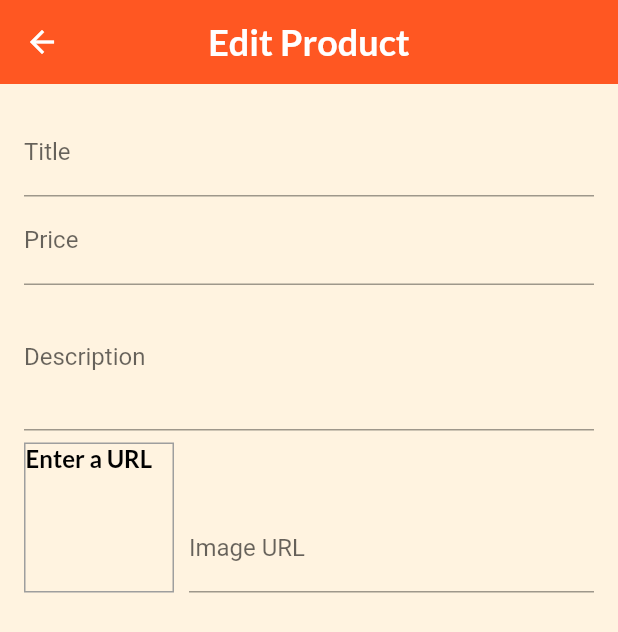
After one commit to gunumdogdu/shop_app, a Flutter app: the EditProductScreen screen opened by its route, on a phone screen of 412 x 824 dp. The commit adds this screen. Shown: the top 632 px of the screen. Run offline on Flutter 3.47's test engine with Material 2 defaults, Android fonts, the phone set to English and light mode, and no system bars; network calls fail.

Commit message:
edit product

```diff
--- a/lib/main.dart
+++ b/lib/main.dart
@@ -8,6 +8,7 @@ import './screens/cart_screen.dart';
 import './providers/cart.dart';
 import './screens/orders_screen.dart';
 import './screens/user_products_screen.dart';
+import './screens/edit_product_screen.dart';
 
 void main() => runApp(MyApp());
 
@@ -99,6 +100,7 @@ class MyApp extends StatelessWidget {
           CartScreen.routeName: (ctx) => CartScreen(),
           OrdersScreen.routeName: (ctx) => OrdersScreen(),
           UserProductsScreen.routeName: (ctx) => UserProductsScreen(),
+          EditProductScreen.routeName: (ctx) => EditProductScreen(),
         },
       ),
     );
--- /dev/null
+++ b/lib/screens/edit_product_screen.dart
@@ -0,0 +1,125 @@
+import 'package:flutter/material.dart';
+
+class EditProductScreen extends StatefulWidget {
+  static const routeName = '/edit-product';
+  @override
+  State<EditProductScreen> createState() => _EditProductScreenState();
+}
+
+class _EditProductScreenState extends State<EditProductScreen> {
+  final _descriptionFocusNode = FocusNode();
+  final _priceFocusNode = FocusNode();
+  final _imageUrlController = TextEditingController();
+  final _imageUrlFocusNode = FocusNode();
+
+  @override
+  void initState() {
+    _imageUrlFocusNode.addListener(_updateImageUrl);
+    super.initState();
+  }
+
+  @override
+  void dispose() {
+    _imageUrlFocusNode.removeListener(_updateImageUrl);
+    _priceFocusNode.dispose();
+    _descriptionFocusNode.dispose();
+    _imageUrlController.dispose();
+    _imageUrlFocusNode.dispose();
+    super.dispose();
+  }
+
+  void _updateImageUrl() {
+    if (!_imageUrlFocusNode.hasFocus) {
+      setState(() {});
+    }
+  }
+
+  @override
+  Widget build(BuildContext context) {
+    return Scaffold(
+      appBar: AppBar(
+        title: Text(
+          'Edit Product',
+        ),
+      ),
+      body: Padding(
+        padding: const EdgeInsets.all(16.0),
+        child: Form(
+            child: ListView(
+          children: [
+            TextFormField(
+              decoration: InputDecoration(
+                labelText: 'Title',
+              ),
+              textInputAction: TextInputAction.next,
+              onFieldSubmitted: (_) {
+                FocusScope.of(context).requestFocus(_priceFocusNode);
+              },
+            ),
+            TextFormField(
+              decoration: InputDecoration(
+                labelText: 'Price',
+              ),
+              textInputAction: TextInputAction.next,
+              keyboardType: TextInputType.number,
+              focusNode: _priceFocusNode,
+              onFieldSubmitted: (_) {
+                FocusScope.of(context).requestFocus(_descriptionFocusNode);
+              },
+            ),
+            TextFormField(
+              decoration: InputDecoration(
+                labelText: 'Description',
+              ),
+              maxLines: 3,
+              keyboardType: TextInputType.multiline,
+              focusNode: _descriptionFocusNode,
+            ),
+            Row(
+              crossAxisAlignment: CrossAxisAlignment.end,
+              children: [
+                Container(
+                  width: 100,
+                  height: 100,
+                  margin: EdgeInsets.only(
+                    top: 8,
+                    right: 10,
+                  ),
+                  decoration: BoxDecoration(
+                    border: Border.all(
+                      width: 1,
+                      color: Colors.grey,
+                    ),
+                  ),
+                  child: _imageUrlController.text.isEmpty
+                      ? Text('Enter a URL')
+                      : FittedBox(
+                          child: Image.network(
+                            _imageUrlController.text,
+                            fit: BoxFit.cover,
+                          ),
+                        ),
+                ),
+                Expanded(
+                  child: TextFormField(
+                    decoration: InputDecoration(labelText: 'Image URL'),
+                    keyboardType: TextInputType.url,
+                    textInputAction: TextInputAction.done,
+                    controller: _imageUrlController,
+                    focusNode: _imageUrlFocusNode,
+                    onEditingComplete: () {
+                      setState(() {});
+                    },
+                    onTapOutside: (_) {
+                      setState(() {});
+                    },
+                  ),
+                ),
+              ],
+            )
+          ],
+        )),
+      ),
+    );
+  }
+}
--- a/lib/screens/user_products_screen.dart
+++ b/lib/screens/user_products_screen.dart
@@ -1,5 +1,6 @@
 import 'package:flutter/material.dart';
 import 'package:provider/provider.dart';
+import 'package:shop_app/screens/edit_product_screen.dart';
 import '../providers/products.dart';
 import '../widgets/user_product_item.dart';
 import '../widgets/app_drawer.dart';
@@ -16,7 +17,9 @@ class UserProductsScreen extends StatelessWidget {
         ),
         actions: [
           IconButton(
-            onPressed: () {},
+            onPressed: () {
+              Navigator.of(context).pushNamed(EditProductScreen.routeName);
+            },
             icon: const Icon(Icons.add),
           ),
         ],
```
